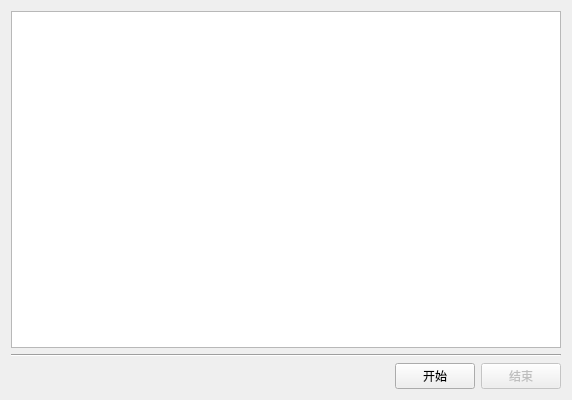
Above: RobotQ/robotq.ui from MuseumRobot/RobotQ before the change. Below: the same form after it.
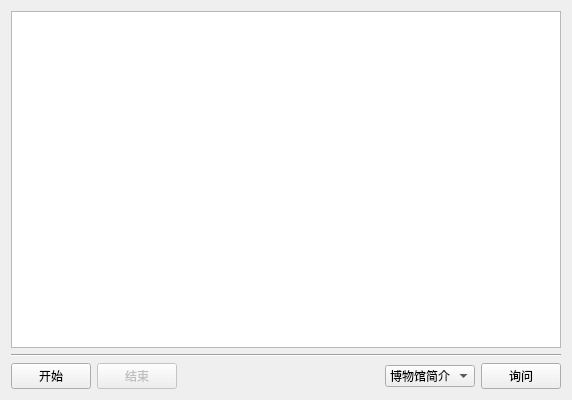
That is the form after the change. Icons and pictures are not drawn.

```diff
--- a/RobotQ/robotq.ui
+++ b/RobotQ/robotq.ui
@@ -78,7 +78,24 @@
     <item>
      <layout class="QHBoxLayout" name="horizontalLayout">
       <item>
-       <spacer name="horizontalSpacer">
+       <widget class="QPushButton" name="btnStart">
+        <property name="text">
+         <string>开始</string>
+        </property>
+       </widget>
+      </item>
+      <item>
+       <widget class="QPushButton" name="btnEnd">
+        <property name="enabled">
+         <bool>false</bool>
+        </property>
+        <property name="text">
+         <string>结束</string>
+        </property>
+       </widget>
+      </item>
+      <item>
+       <spacer name="horizontalSpacer_2">
         <property name="orientation">
          <enum>Qt::Horizontal</enum>
         </property>
@@ -91,19 +108,23 @@
        </spacer>
       </item>
       <item>
-       <widget class="QPushButton" name="btnStart">
-        <property name="text">
-         <string>开始</string>
-        </property>
+       <widget class="QComboBox" name="comboBox">
+        <item>
+         <property name="text">
+          <string>博物馆简介</string>
+         </property>
+        </item>
+        <item>
+         <property name="text">
+          <string>洗手间位置</string>
+         </property>
+        </item>
        </widget>
       </item>
       <item>
-       <widget class="QPushButton" name="btnEnd">
-        <property name="enabled">
-         <bool>false</bool>
-        </property>
+       <widget class="QPushButton" name="btnQuery">
         <property name="text">
-         <string>结束</string>
+         <string>询问</string>
         </property>
        </widget>
       </item>
```
